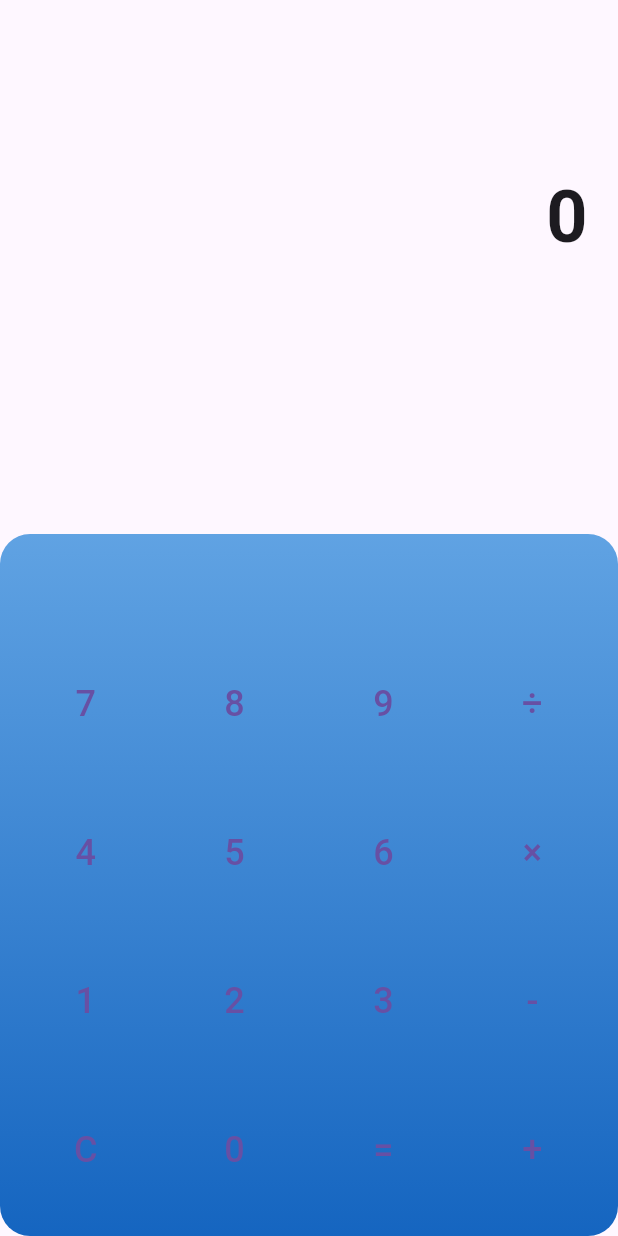
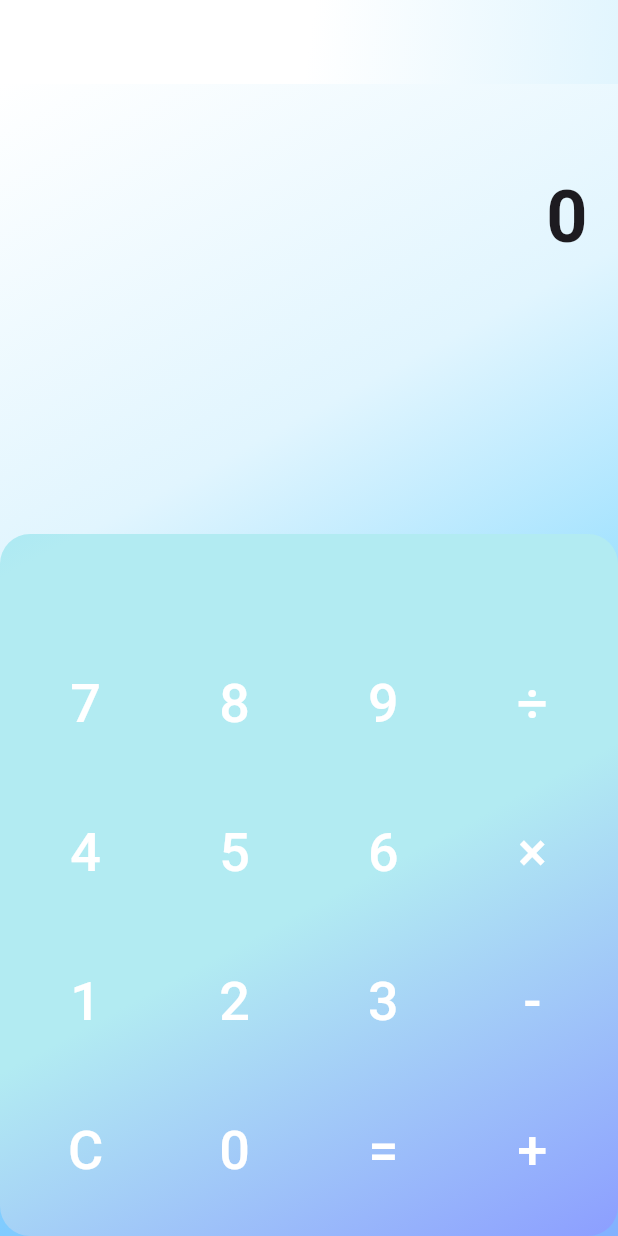
Before and after one commit to dwhao84/calculator, a Flutter app: the screen it shows after launch, on a phone screen of 412 x 824 dp. Run offline on Flutter 3.47's test engine with Material 3 defaults, Android fonts, the phone set to English and light mode, and no system bars.

Commit message:
Changed UI.

```diff
--- a/lib/main.dart
+++ b/lib/main.dart
@@ -1,4 +1,5 @@
 import 'package:flutter/material.dart';
+import 'package:flutter/rendering.dart';
 
 void main() => runApp(const MyApp());
 
@@ -10,7 +11,21 @@ class MyApp extends StatelessWidget {
     return MaterialApp(
       debugShowCheckedModeBanner: false,
       home: Scaffold(
-        appBar: AppBar(),
+        appBar: AppBar(
+          flexibleSpace: Container(
+            decoration: BoxDecoration(
+              gradient: LinearGradient(
+                begin: Alignment.topLeft,
+                end: Alignment.bottomRight,
+                colors: [
+                  Colors.white,
+                  Colors.white,
+                  Colors.lightBlue.shade50,
+                ]
+              )
+            ),
+          ),
+        ),
         body: const CalculatorPage(),
       ),
     );
@@ -43,6 +58,21 @@ class _CalculatorPageState extends State<CalculatorPage> {
   Widget build(BuildContext context) {
     return Stack(
       children: [
+        Container(
+          decoration: BoxDecoration(
+            gradient: LinearGradient(
+              begin: Alignment.topLeft,
+              end: Alignment.bottomRight,
+              colors: [
+                Colors.white,
+                Colors.lightBlue.shade50,
+                Colors.lightBlueAccent.shade100,
+                Colors.blueAccent.shade100,
+              ]
+            )
+          ),
+        ),
+
         // Background with custom painter
         Positioned.fill(
           child: CustomPaint(
@@ -57,8 +87,8 @@ class _CalculatorPageState extends State<CalculatorPage> {
             Padding(
               padding: const EdgeInsets.all(20.0),
               child: Column(
-                mainAxisAlignment: MainAxisAlignment.center,
-                crossAxisAlignment: CrossAxisAlignment.start,
+                mainAxisAlignment: MainAxisAlignment.end,
+                crossAxisAlignment: CrossAxisAlignment.end,
                 children: [
                   Text(
                     _calculation,
@@ -122,9 +152,12 @@ class _CalculatorPageState extends State<CalculatorPage> {
           borderRadius: BorderRadius.circular(10),
         ),// Add a background color
       ),
-      child: Text(
-        text,
-        style: TextStyle(fontSize: 24),
+      child: Text(text,
+        style: TextStyle(
+            fontSize: 36,
+            fontWeight: FontWeight.w500,
+            color: Colors.white,
+        ),
       ),
     );
   }
@@ -140,11 +173,13 @@ class RoundPainter extends CustomPainter {
     // Create a gradient paint
     final paint = Paint()
       ..shader = LinearGradient(
-        begin: Alignment.topCenter,
-        end: Alignment.bottomCenter,
+        begin: Alignment.topLeft,
+        end: Alignment.bottomRight,
         colors: [
-          Colors.blue.shade200,  // Light blue at the top
-          Colors.blue.shade800,  // Dark blue at the bottom
+          Colors.lightBlueAccent.shade100,
+          Colors.cyan.shade100,  // Light blue at the top
+          Colors.cyan.shade100,  // Light blue at the top
+          Colors.indigoAccent.shade100,  // Dark blue at the bottom
         ],
       ).createShader(Rect.fromLTWH(0, 0, size.width, size.height))
       ..style = PaintingStyle.fill;
```
